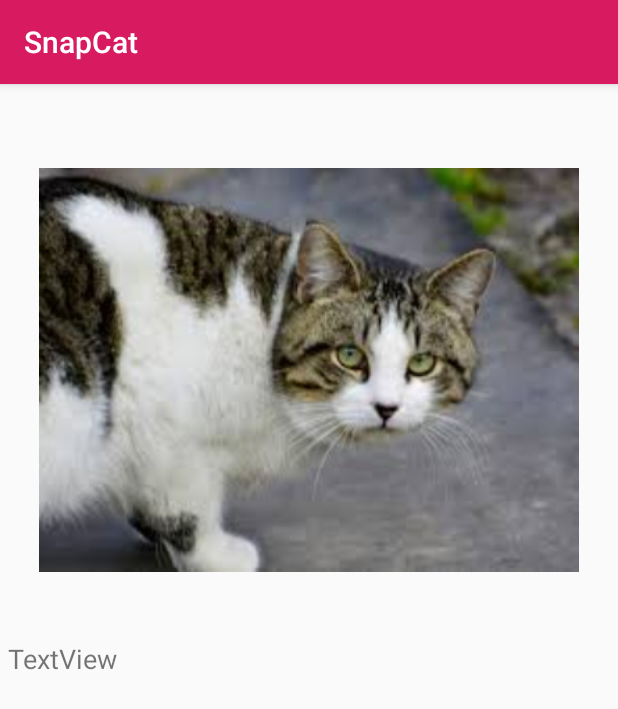
After one commit to tanyhb1/YSC3237FinalProject, an Android app: the DetailActivity screen opened directly, with no data from a screen before it, on a phone screen of 412 x 824 dp. The commit adds this screen. Shown: the top 709 px of the screen. Run offline under Robolectric (Android 15) with nearby library versions, the phone set to English and light mode, and no system bars.

Commit message:
added activity for when photo is clicked on catsfeed

```diff
--- /dev/null
+++ b/app/src/main/java/com/ysc3237/snapcat/ui/Catsfeed/DetailActivity.java
@@ -0,0 +1,30 @@
+package com.ysc3237.snapcat.ui.Catsfeed;
+
+import android.os.Bundle;
+import android.widget.ImageView;
+import android.widget.TextView;
+
+import androidx.appcompat.app.AppCompatActivity;
+
+import com.ysc3237.snapcat.R;
+
+public class DetailActivity extends AppCompatActivity {
+
+    ImageView mCat;
+    TextView mDescription;
+
+    @Override
+    protected void onCreate(Bundle savedInstanceState) {
+        super.onCreate(savedInstanceState);
+        setContentView(R.layout.activity_detail);
+
+        mCat = findViewById(R.id.ivImage);
+        mDescription = findViewById(R.id.tvDescription);
+
+        Bundle mBundle = getIntent().getExtras();
+        if (mBundle != null) {
+            mCat.setImageResource(mBundle.getInt("Image"));
+            mDescription.setText(mBundle.getString("Description"));
+        }
+    }
+}
--- /dev/null
+++ b/app/src/main/res/layout/activity_detail.xml
@@ -0,0 +1,35 @@
+<?xml version="1.0" encoding="utf-8"?>
+<androidx.constraintlayout.widget.ConstraintLayout xmlns:android="http://schemas.android.com/apk/res/android"
+    xmlns:app="http://schemas.android.com/apk/res-auto"
+    xmlns:tools="http://schemas.android.com/tools"
+    android:layout_width="match_parent"
+    android:layout_height="match_parent"
+    tools:context=".ui.Catsfeed.`DetailActivity.java`">
+
+    <ImageView
+        android:id="@+id/ivImage"
+        android:layout_width="413dp"
+        android:layout_height="269dp"
+        android:layout_gravity="center"
+        android:layout_marginTop="56dp"
+        android:src="@drawable/cat1"
+        app:layout_constraintEnd_toEndOf="parent"
+        app:layout_constraintHorizontal_bias="1.0"
+        app:layout_constraintStart_toStartOf="parent"
+        app:layout_constraintTop_toTopOf="parent"
+        android:contentDescription="TODO" />
+
+    <TextView
+        android:id="@+id/tvDescription"
+        android:layout_width="match_parent"
+        android:layout_height="wrap_content"
+        android:padding="5dp"
+        android:text="@string/textview"
+        android:textSize="18sp"
+        app:layout_constraintBottom_toBottomOf="parent"
+        app:layout_constraintTop_toBottomOf="@+id/ivImage"
+        app:layout_constraintVertical_bias="0.098"
+        tools:layout_editor_absoluteX="0dp" />
+
+
+</androidx.constraintlayout.widget.ConstraintLayout>
--- a/app/src/main/res/values/strings.xml
+++ b/app/src/main/res/values/strings.xml
@@ -20,4 +20,5 @@
     <string name="description_flower_orchid">The Orchidaceae are a diverse and widespread family of flowering plants, with blooms that are often colourful and fragrant, commonly known as the orchid family. Along with the Asteraceae, they are one of the two largest families of flowering plants.</string>
     <string name="description_flower_iris">Irises are perennial plants, growing from creeping rhizomes (rhizomatous irises) or, in drier climates, from bulbs (bulbous irises). They have long, erect flowering stems which may be simple or branched, solid or hollow, and flattened or have a circular cross-section.</string>
     <string name="description_flower_lilac">Syringa is a genus of 12 currently recognized species of flowering woody plants in the olive family, native to woodland and scrub from southeastern Europe to eastern Asia, and widely and commonly cultivated in temperate areas elsewhere.</string>
+    <string name="textview">TextView</string>
 </resources>
```
Also changed, not shown: app/src/main/AndroidManifest.xml (+13 -14 lines), app/src/main/java/com/ysc3237/snapcat/ui/Catsfeed/CatsfeedViewModel.kt (deleted, +0 -13 lines), app/src/main/java/com/ysc3237/snapcat/ui/Catsfeed/myAdapter.java (+15 -3 lines).
